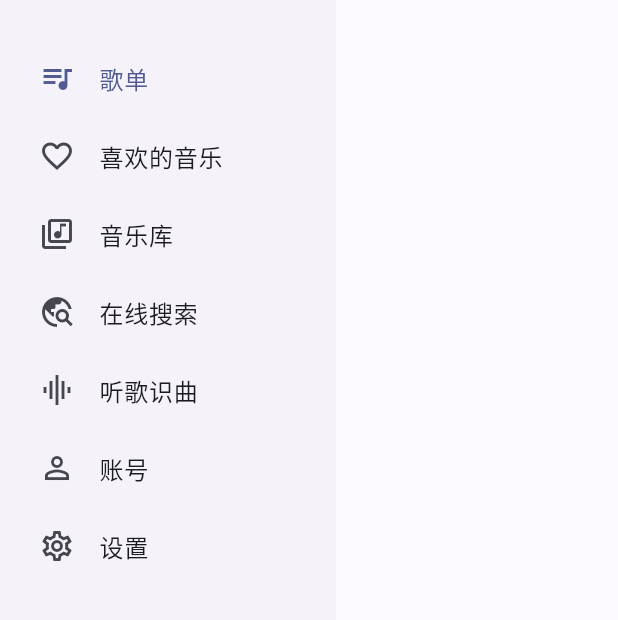
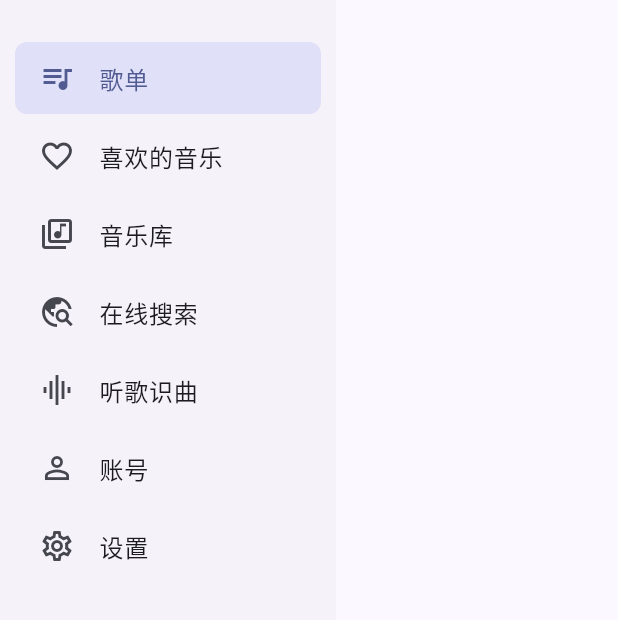
Before and after one commit to zonwe/SimulGroove-Music, a Flutter app: the _DesktopNavigation widget shown alone on an empty page, opened directly with empty values, on a phone screen of 412 x 824 dp, the part 63-683 px from its top. Run offline on Flutter 3.47's test engine with Material 3 defaults, Android fonts, the phone set to English and light mode, and no system bars; our stand-ins replace audio_service, drift, drift_flutter, flutter_riverpod, just_audio, permission_handler; missing offline and left inert: audio_metadata_reader, audio_session, filepicker_windows, just_audio_media_kit, tray_manager, window_manager; accounts and stored records are empty; generated files the repository leaves out were written again; statements that could not run were skipped.

```diff
--- a/lib/features/shell/app_shell.dart
+++ b/lib/features/shell/app_shell.dart
@@ -152,8 +152,9 @@ class _DesktopNavigation extends StatelessWidget {
 
   @override
   Widget build(BuildContext context) {
-    return Container(
+    return SizedBox(
       width: 224,
+      child: Material(
         color: Theme.of(context).colorScheme.surfaceContainerLow,
         child: SafeArea(
           top: !WindowsTitleBar.isVisible,
@@ -215,6 +216,7 @@ class _DesktopNavigation extends StatelessWidget {
             ],
           ),
         ),
+      ),
     );
   }
 }
```
Lines whose indentation alone changed are shown as unchanged.
